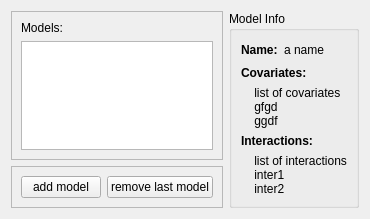
The window that model_building/add_models_page.ui (gdietz/OpenMEE) describes before a commit, drawn with Qt 5.
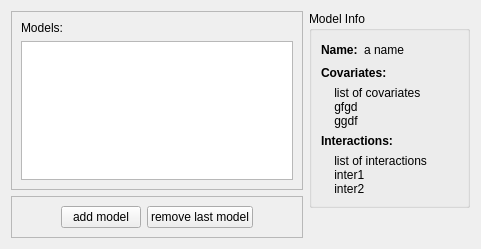
The same window after the commit.

```diff
--- a/model_building/add_models_page.ui
+++ b/model_building/add_models_page.ui
@@ -6,8 +6,8 @@
    <rect>
     <x>0</x>
     <y>0</y>
-    <width>355</width>
-    <height>209</height>
+    <width>481</width>
+    <height>249</height>
    </rect>
   </property>
   <property name="windowTitle">
```
